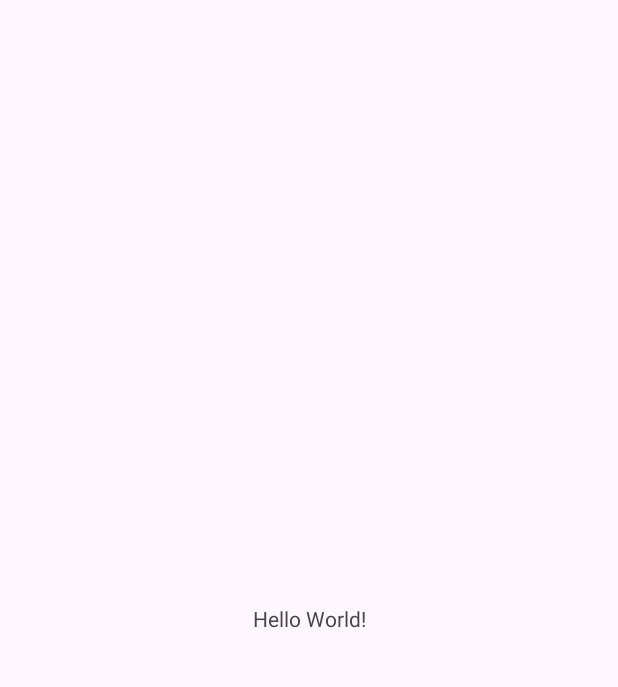
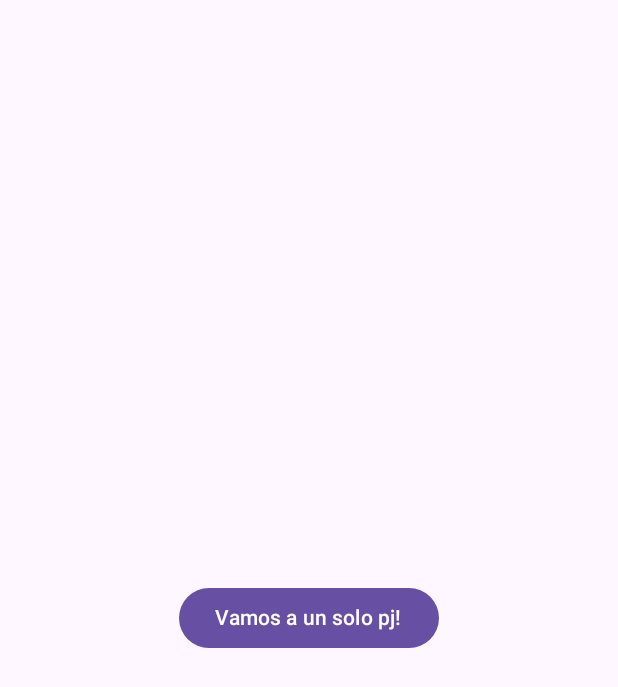
Before and after one commit to MeineroAndreaA/GlobalMobilityApextTechnicalInterview, an Android app built with Jetpack Compose: the screen it shows after launch (MainActivity), on a phone screen of 412 x 824 dp. Before the commit the part shown is almost empty. Shown: the top 687 px of the screen. Run offline under Robolectric (Android 15) with nearby library versions, the phone set to English and light mode, and no system bars; our stand-ins replace Dagger/Hilt's generated code.

```diff
--- a/app/src/main/java/com/aam/gmapextechnicalinterview/MainActivity.kt
+++ b/app/src/main/java/com/aam/gmapextechnicalinterview/MainActivity.kt
@@ -1,11 +1,19 @@
 package com.aam.gmapextechnicalinterview
 
 import android.os.Bundle
+import androidx.activity.ComponentActivity
+import androidx.activity.compose.setContent
+import androidx.activity.viewModels
 import androidx.appcompat.app.AppCompatActivity
+import com.aam.gmapextechnicalinterview.presentation.NavigationViewModel
+import com.aam.gmapextechnicalinterview.presentation.ui.MainNavGraph
 
 class MainActivity : AppCompatActivity() {
     override fun onCreate(savedInstanceState: Bundle?) {
         super.onCreate(savedInstanceState)
-        setContentView(R.layout.activity_main)
+
+        val navigationViewModel : NavigationViewModel by viewModels()
+
+        setContent { MainNavGraph(navigationViewModel) }
     }
 }
--- /dev/null
+++ b/app/src/main/java/com/aam/gmapextechnicalinterview/data/model/ui/ScreensRoutes.kt
@@ -0,0 +1,6 @@
+package com.aam.gmapextechnicalinterview.data.model.ui
+
+sealed class ScreensRoutes (val route: String) {
+    data object CharacterList : ScreensRoutes("characterList")
+    data object CharacterDetail : ScreensRoutes("singleCharacter")
+}
--- /dev/null
+++ b/app/src/main/java/com/aam/gmapextechnicalinterview/presentation/NavigationViewModel.kt
@@ -0,0 +1,20 @@
+package com.aam.gmapextechnicalinterview.presentation
+
+import androidx.lifecycle.ViewModel
+import androidx.navigation.NavController
+import com.aam.gmapextechnicalinterview.data.model.ui.ScreensRoutes
+import dagger.hilt.android.lifecycle.HiltViewModel
+import javax.inject.Inject
+
+class NavigationViewModel: ViewModel() {
+
+    lateinit var navController: NavController
+
+    fun navigateToDetail(id: Int) {
+        navController.navigate(ScreensRoutes.CharacterDetail.route)
+    }
+
+    fun backToList(page: Int?) {
+        navController.navigate(ScreensRoutes.CharacterList.route)
+    }
+}
--- /dev/null
+++ b/app/src/main/java/com/aam/gmapextechnicalinterview/presentation/ui/CharactersScreen.kt
@@ -0,0 +1,31 @@
+package com.aam.gmapextechnicalinterview.presentation.ui
+
+import androidx.compose.foundation.layout.Arrangement
+import androidx.compose.foundation.layout.Column
+import androidx.compose.foundation.layout.fillMaxSize
+import androidx.compose.foundation.layout.padding
+import androidx.compose.material3.Button
+import androidx.compose.material3.Text
+import androidx.compose.runtime.Composable
+import androidx.compose.ui.Alignment
+import androidx.compose.ui.Modifier
+import androidx.compose.ui.tooling.preview.Preview
+import androidx.compose.ui.unit.dp
+import com.aam.gmapextechnicalinterview.presentation.NavigationViewModel
+
+
+@Composable
+fun CharactersScreen(navigationViewModel: NavigationViewModel) {
+    Column(
+        modifier = Modifier.fillMaxSize(),
+        verticalArrangement = Arrangement.Center,
+        horizontalAlignment = Alignment.CenterHorizontally
+    ) {
+        Button(
+            onClick = { navigationViewModel.navigateToDetail(1) },
+            modifier = Modifier.padding(16.dp)
+        ) {
+            Text(text = "Vamos a un solo pj!")
+        }
+    }
+}
--- /dev/null
+++ b/app/src/main/java/com/aam/gmapextechnicalinterview/presentation/ui/NavGraph.kt
@@ -0,0 +1,29 @@
+package com.aam.gmapextechnicalinterview.presentation.ui
+
+import androidx.compose.runtime.Composable
+import androidx.navigation.compose.NavHost
+import androidx.navigation.compose.composable
+import androidx.navigation.compose.rememberNavController
+import com.aam.gmapextechnicalinterview.data.model.ui.ScreensRoutes
+import com.aam.gmapextechnicalinterview.presentation.NavigationViewModel
+
+@Composable
+fun MainNavGraph(navigationViewModel: NavigationViewModel) {
+    val navHostController = rememberNavController()
+    navigationViewModel.navController = navHostController
+    NavHost(
+        navController = navHostController,
+        startDestination = ScreensRoutes.CharacterList.route
+    ) {
+        composable(route = ScreensRoutes.CharacterList.route) {
+            CharactersScreen(
+                navigationViewModel
+            )
+        }
+        composable(route = ScreensRoutes.CharacterDetail.route) {
+            SingleCharactersScreen(
+                navigationViewModel
+            )
+        }
+    }
+}
```
Also changed, not shown: app/build.gradle.kts (+13 -3 lines), app/src/main/java/com/aam/gmapextechnicalinterview/presentation/ui/SingleCharacterScreen.kt (added, +30 -0 lines), gradle/libs.versions.toml (+25 -1 lines).
